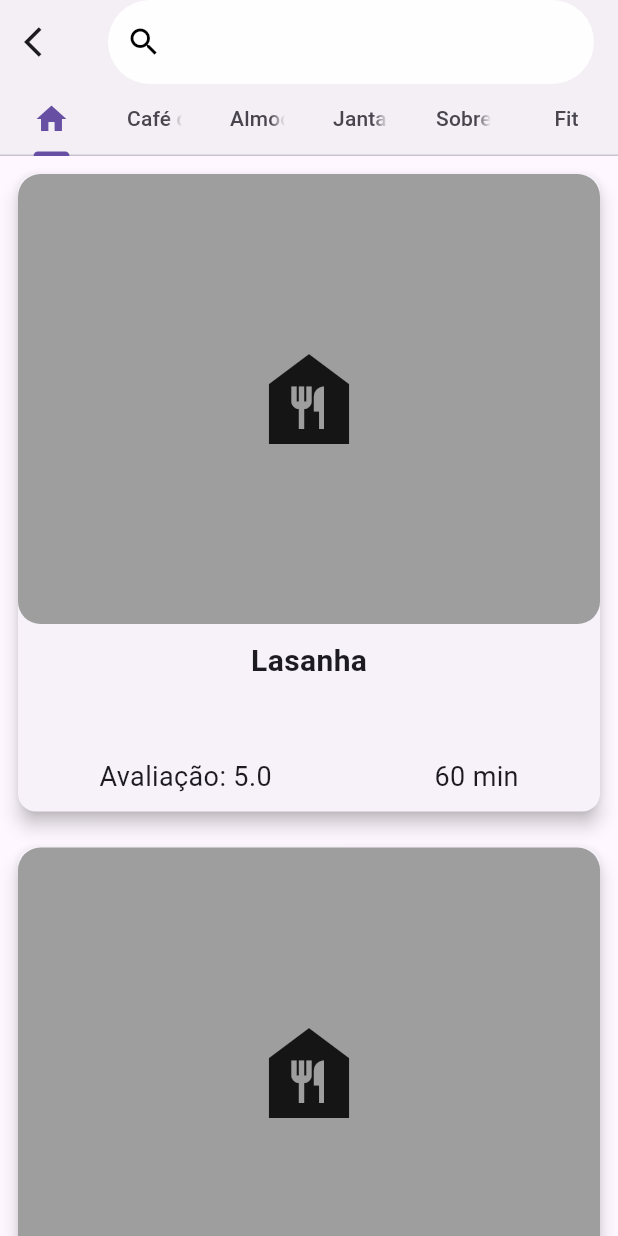
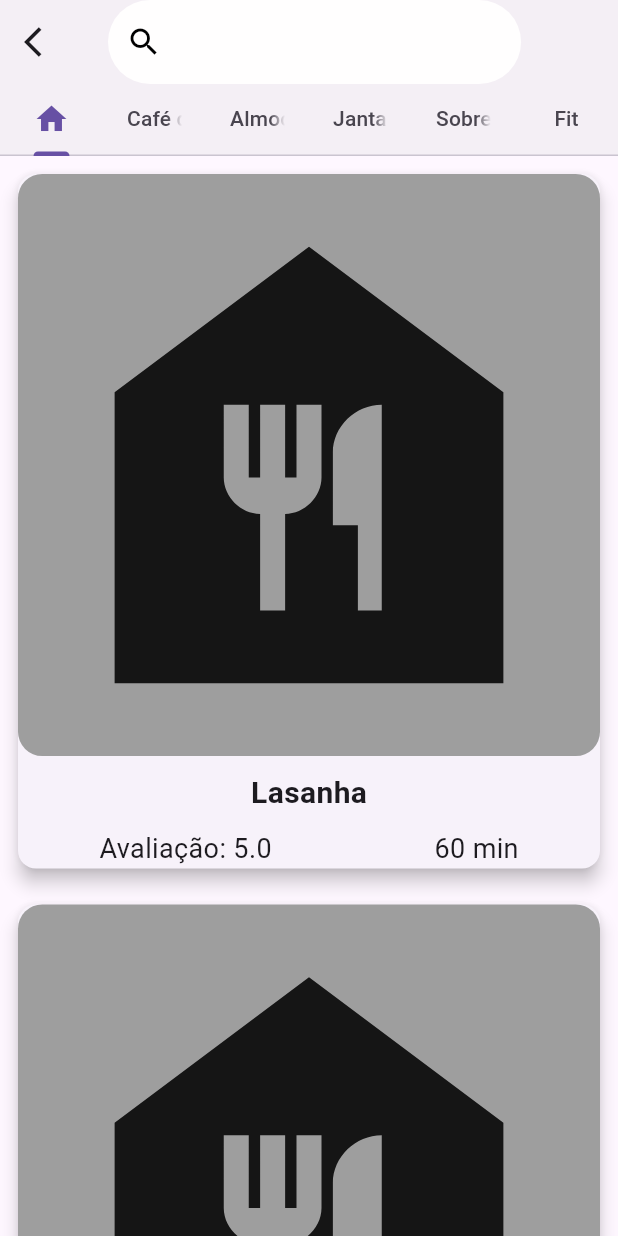
Before and after one commit to robkenha3/Recipe_app, a Flutter app: the screen it shows after launch, on a phone screen of 412 x 824 dp. Run offline on Flutter 3.47's test engine with Material 3 defaults, Android fonts, the phone set to English and light mode, and no system bars.

Commit message:
Adicionado responsividade e criado protótipo da tela de receita

```diff
--- a/lib/main.dart
+++ b/lib/main.dart
@@ -1,5 +1,5 @@
 import 'package:flutter/material.dart';
-import 'view/searchRecipeBar.dart';
+import 'view/search_recipe_bar.dart';
 
 void main() {
   runApp(RecipeApp());
--- a/lib/model/recipe.dart
+++ b/lib/model/recipe.dart
@@ -5,6 +5,46 @@ class Recipe {
   IconData img;
   int preparationTime;
   double avaliation;
+  int quantity;
+  bool favorite;
+  List<String> ingredients;
+  List<String> instruction;
 
-  Recipe({required this.name, required this.img, required this.preparationTime, required this.avaliation});
+  Recipe({
+    required this.name,
+    required this.img,
+    required this.preparationTime,
+    required this.avaliation,
+    required this.quantity,
+    this.favorite = false,
+    required this.ingredients,
+    required this.instruction,
+  });
+
+  // Fábrica de objetos, transforma: Map -> objeto
+  factory Recipe.mapToObject(Map<String, dynamic> recipe) {
+    return Recipe(
+      name: recipe["name"],
+      img: recipe["img"],
+      preparationTime: recipe["preparationTime"],
+      avaliation: recipe["avaliation"],
+      quantity: recipe["quantity"],
+      favorite: recipe["favorite"],
+      ingredients: recipe["ingredients"],
+      instruction: recipe["instruction"],
+    );
+  }
+  // transforma: Objeto -> Map
+  Map<String, dynamic> objectToMap() {
+    return {
+      "name": name,
+      "img": img,
+      "preparationTime": preparationTime,
+      "avaliation": avaliation,
+      "quantity": quantity,
+      "favorite": favorite,
+      "ingredients": ingredients,
+      "instruction": instruction,
+    };
+  }
 }
--- a/lib/view/home.dart
+++ b/lib/view/home.dart
@@ -1,6 +1,6 @@
 import 'package:flutter/material.dart';
 
-import 'recipeCard.dart';
+import 'recipe_card.dart';
 
 class Home extends StatelessWidget {
   const Home({super.key});
--- a/lib/view/recipeCard.dart
+++ /dev/null
@@ -1,136 +0,0 @@
-import 'package:flutter/material.dart';
-
-import '../model/recipe.dart';
-
-class RecipeCard extends StatefulWidget {
-  const RecipeCard({super.key});
-
-  @override
-  State<RecipeCard> createState() => _RecipeCardState();
-}
-
-class _RecipeCardState extends State<RecipeCard> {
-  List<Recipe> recipes = [
-    Recipe(
-      name: 'Lasanha',
-      img: Icons.food_bank,
-      preparationTime: 60,
-      avaliation: 5,
-    ),
-    Recipe(
-      name: 'Strogonoff',
-      img: Icons.food_bank,
-      preparationTime: 40,
-      avaliation: 5,
-    ),
-    Recipe(
-      name: 'Feijoada',
-      img: Icons.food_bank,
-      preparationTime: 120,
-      avaliation: 4,
-    ),
-    Recipe(
-      name: 'Frango Frito',
-      img: Icons.food_bank,
-      preparationTime: 45,
-      avaliation: 5,
-    ),
-    Recipe(
-      name: 'Macarrão a bolonhesa',
-      img: Icons.food_bank,
-      preparationTime: 30,
-      avaliation: 5,
-    ),
-    Recipe(
-      name: 'Galinhada',
-      img: Icons.food_bank,
-      preparationTime: 80,
-      avaliation: 5,
-    ),
-    Recipe(
-      name: 'Bife Acebolado',
-      img: Icons.food_bank,
-      preparationTime: 40,
-      avaliation: 4,
-    ),
-  ];
-
-  List<RecipeInfo> conversorRecipesToRecipeCard() {
-    List<RecipeInfo> newRecipes = recipes.map((el) {
-      return RecipeInfo(recipe: el);
-    }).toList();
-    return newRecipes;
-  }
-
-  @override
-  Widget build(BuildContext context) {
-    return ListView(children: conversorRecipesToRecipeCard());
-  }
-}
-
-class RecipeInfo extends StatelessWidget {
-  Recipe recipe;
-
-  RecipeInfo({super.key, required this.recipe});
-
-  @override
-  Widget build(BuildContext context) {
-    return Padding(
-      padding: const EdgeInsets.all(8.0),
-      child: Card(
-        elevation: 5,
-        child: Column(
-          children: [
-            Row(
-              children: [
-                Expanded(
-                  child: Container(
-                    height: 300,
-                    decoration: BoxDecoration(
-                      color: Colors.grey,
-                      borderRadius: BorderRadius.circular(15.0),
-                    ),
-                    child: Icon(recipe.img, size: 80),
-                  ),
-                ),
-              ],
-            ),
-
-            Row(
-              children: [
-                Expanded(
-                  child: Container(
-                    padding: EdgeInsets.only(top: 10, bottom: 50),
-                    alignment: Alignment.center,
-                    child: Text(
-                      recipe.name,
-                      style: TextStyle(fontSize: 20, fontWeight: FontWeight.bold),
-                    ),
-                  ),
-                ),
-              ],
-            ),
-
-            Container(
-              padding: EdgeInsets.only(bottom: 10),
-              child: Row(
-                mainAxisAlignment: MainAxisAlignment.spaceAround,
-
-                children: [
-                  Text(
-                    "Avaliação: ${recipe.avaliation}",
-                    style: TextStyle(fontSize: 18),
-                  ),
-                  Text(
-                    "${recipe.preparationTime} min",
-                    style: TextStyle(fontSize: 18),
-                  ),
-                ],
-              ),
-            ),
-          ],
-        ),
-      ),
-    );
-  }
-}
--- /dev/null
+++ b/lib/view/recipe_card.dart
@@ -0,0 +1,202 @@
+import 'package:flutter/material.dart';
+import 'package:projeto_receitas/service/recipes_service.dart';
+
+import '../model/recipe.dart';
+
+class RecipeCard extends StatefulWidget {
+  const RecipeCard({super.key});
+
+  @override
+  State<RecipeCard> createState() => _RecipeCardState();
+}
+
+class _RecipeCardState extends State<RecipeCard> {
+  RecipesService recipesService = RecipesService();
+
+  // Future<List<Recipe>> newRecipes = recipesService.readRecipe();
+
+  List<Recipe> recipes = [
+    Recipe(
+      name: 'Lasanha',
+      img: Icons.food_bank,
+      preparationTime: 60,
+      avaliation: 5,
+      quantity: 3,
+      favorite: true,
+      ingredients: ["massa", "presunto", "queijo"],
+      instruction: ["cozinhar massa", "temperar carne"],
+    ),
+    Recipe(
+      name: 'Strogonoff',
+      img: Icons.food_bank,
+      preparationTime: 40,
+      avaliation: 5,
+      quantity: 3,
+      favorite: true,
+      ingredients: ["massa", "presunto", "queijo"],
+      instruction: ["cozinhar massa", "temperar carne"],
+    ),
+    Recipe(
+      name: 'Feijoada',
+      img: Icons.food_bank,
+      preparationTime: 120,
+      avaliation: 4,
+      quantity: 3,
+      favorite: true,
+      ingredients: ["massa", "presunto", "queijo"],
+      instruction: ["cozinhar massa", "temperar carne"],
+    ),
+    Recipe(
+      name: 'Frango Frito',
+      img: Icons.food_bank,
+      preparationTime: 45,
+      avaliation: 5,
+      quantity: 3,
+      favorite: true,
+      ingredients: ["massa", "presunto", "queijo"],
+      instruction: ["cozinhar massa", "temperar carne"],
+    ),
+    Recipe(
+      name: 'Macarrão a bolonhesa',
+      img: Icons.food_bank,
+      preparationTime: 30,
+      avaliation: 5,
+      quantity: 3,
+      favorite: true,
+      ingredients: ["massa", "presunto", "queijo"],
+      instruction: ["cozinhar massa", "temperar carne"],
+    ),
+    Recipe(
+      name: 'Galinhada',
+      img: Icons.food_bank,
+      preparationTime: 80,
+      avaliation: 5,
+      quantity: 3,
+      favorite: true,
+      ingredients: ["massa", "presunto", "queijo"],
+      instruction: ["cozinhar massa", "temperar carne"],
+    ),
+    Recipe(
+      name: 'Bife Acebolado',
+      img: Icons.food_bank,
+      preparationTime: 40,
+      avaliation: 4,
+      quantity: 3,
+      favorite: true,
+      ingredients: ["massa", "presunto", "queijo"],
+      instruction: ["cozinhar massa", "temperar carne"],
+    ),
+  ];
+
+  List<RecipeInfo> conversorRecipesToRecipeCard() {
+    List<RecipeInfo> newRecipes = recipes.map((el) {
+      return RecipeInfo(recipe: el);
+    }).toList();
+    return newRecipes;
+  }
+
+  @override
+  Widget build(BuildContext context) {
+    return LayoutBuilder(
+      builder: (BuildContext context, BoxConstraints constraints) {
+        // context faz busca na widget tree
+        // constraints tem o tamanho da tela (maxWidth, maxHeight, minWidth, minHeight)
+
+        // tablet
+        if (constraints.maxWidth >= 900) {
+          return GridView.count(
+            crossAxisCount: 3,
+            childAspectRatio: 0.8,
+            children: conversorRecipesToRecipeCard(),
+          );
+        } else if (constraints.maxWidth >= 600) {
+          return GridView.count(
+            crossAxisCount: 2,
+            childAspectRatio: 0.8,
+            children: conversorRecipesToRecipeCard(),
+          );
+        } else {
+          return ListView.builder(
+            itemCount: recipes.length,
+            itemBuilder: (context, int position) {
+              int newPosition = position % recipes.length;
+              return RecipeInfo(recipe: recipes[newPosition]);
+            },
+          );
+        }
+      },
+    );
+  }
+}
+
+class RecipeInfo extends StatelessWidget {
+  Recipe recipe;
+
+  RecipeInfo({super.key, required this.recipe});
+
+  @override
+  Widget build(BuildContext context) {
+    return Padding(
+      padding: const EdgeInsets.all(8.0),
+      child: InkWell(
+        onTap: () => {},
+        child: Card(
+          elevation: 5,
+          child: Column(
+            children: [
+              Row(
+                children: [
+                  Expanded(
+                    child: FittedBox(
+                      child: Container(
+                        decoration: BoxDecoration(
+                          color: Colors.grey,
+                          borderRadius: BorderRadius.circular(1.0),
+                        ),
+                        child: Icon(recipe.img),
+                      ),
+                    ),
+                  ),
+                ],
+              ),
+
+              Row(
+                children: [
+                  Expanded(
+                    child: Center(
+                      child: Padding(
+                        padding: EdgeInsets.symmetric(vertical: 10.0),
+                        child: Text(
+                          recipe.name,
+                          style: TextStyle(
+                            fontSize: 20,
+                            fontWeight: FontWeight.bold,
+                          ),
+                        ),
+                      ),
+                    ),
+                  ),
+                ],
+              ),
+
+              Row(
+                mainAxisAlignment: MainAxisAlignment.spaceAround,
+                children: [
+                  Text(
+                    "Avaliação: ${recipe.avaliation}",
+                    style: TextStyle(fontSize: 18),
+                  ),
+                  Text(
+                    "${recipe.preparationTime} min",
+                    style: TextStyle(fontSize: 18),
+                  ),
+                  // SizedBox()
+                ],
+              ),
+            ],
+          ),
+        ),
+      ),
+    );
+  }
+}
--- /dev/null
+++ b/lib/view/recipe_screen.dart
@@ -0,0 +1,155 @@
+import 'package:flutter/material.dart';
+
+import '../model/recipe.dart';
+
+class RecipeScreen extends StatefulWidget {
+  const RecipeScreen({super.key});
+
+  @override
+  State<RecipeScreen> createState() => _RecipeScreenState();
+}
+
+class _RecipeScreenState extends State<RecipeScreen> {
+  List<Recipe> recipes = [
+    Recipe(
+      name: 'Lasanha',
+      img: Icons.food_bank,
+      preparationTime: 60,
+      avaliation: 5,
+      quantity: 3,
+      favorite: true,
+      ingredients: ["massa", "presunto", "queijo"],
+      instruction: ["cozinhar massa", "temperar carne"],
+    ),
+    Recipe(
+      name: 'Strogonoff',
+      img: Icons.food_bank,
+      preparationTime: 40,
+      avaliation: 5,
+      quantity: 3,
+      favorite: true,
+      ingredients: ["massa", "presunto", "queijo"],
+      instruction: ["cozinhar massa", "temperar carne"],
+    ),
+    Recipe(
+      name: 'Feijoada',
+      img: Icons.food_bank,
+      preparationTime: 120,
+      avaliation: 4,
+      quantity: 3,
+      favorite: true,
+      ingredients: ["massa", "presunto", "queijo"],
+      instruction: ["cozinhar massa", "temperar carne"],
+    ),
+    Recipe(
+      name: 'Frango Frito',
+      img: Icons.food_bank,
+      preparationTime: 45,
+      avaliation: 5,
+      quantity: 3,
+      favorite: true,
+      ingredients: ["massa", "presunto", "queijo"],
+      instruction: ["cozinhar massa", "temperar carne"],
+    ),
+    Recipe(
+      name: 'Macarrão a bolonhesa',
+      img: Icons.food_bank,
+      preparationTime: 30,
+      avaliation: 5,
+      quantity: 3,
+      favorite: true,
+      ingredients: ["massa", "presunto", "queijo"],
+      instruction: ["cozinhar massa", "temperar carne"],
+    ),
+    Recipe(
+      name: 'Galinhada',
+      img: Icons.food_bank,
+      preparationTime: 80,
+      avaliation: 5,
+      quantity: 3,
+      favorite: true,
+      ingredients: ["massa", "presunto", "queijo"],
+      instruction: ["cozinhar massa", "temperar carne"],
+    ),
+    Recipe(
+      name: 'Bife Acebolado',
+      img: Icons.food_bank,
+      preparationTime: 40,
+      avaliation: 4,
+      quantity: 3,
+      favorite: true,
+      ingredients: ["massa", "presunto", "queijo"],
+      instruction: ["cozinhar massa", "temperar carne"],
+    ),
+  ];
+
+  @override
+  Widget build(BuildContext context) {
+    return MaterialApp(
+      home: Scaffold(
+        appBar: AppBar(leading: Icon(Icons.arrow_back_ios)),
+        body: Column(
+          children: [
+            Row(
+              mainAxisAlignment: MainAxisAlignment.center,
+              children: [
+                Expanded(
+                  child: Container(
+                    decoration: BoxDecoration(color: Colors.grey[300]),
+                    child: Icon(recipes[0].img, size: 350),
+                  ),
+                ),
+              ],
+            ),
+            Row(
+              mainAxisAlignment: MainAxisAlignment.spaceAround,
+              children: [
+                Text(recipes[0].name),
+                Icon(Icons.favorite_border, color: Colors.red),
+              ],
+            ),
+            Row(
+              mainAxisAlignment: MainAxisAlignment.spaceAround,
+              children: [
+                Column(
+                  children: [
+                    Row(
+                      children: [
+                        Icon(Icons.timer_sharp),
+                        Text(": ${recipes[0].preparationTime} min"),
+                      ],
+                    ),
+                  ],
+                ),
+                Column(
+                  children: [
+                    Row(
+                      children: [
+                        Icon(Icons.person),
+                        Text(": ${recipes[0].quantity} pessoas"),
+                      ],
+                    ),
+                  ],
+                ),
+              ],
+            ),
+            Row(children: [Text("Ingredientes")]),
+            // Lógica da listagem do ingredientes
+            Column(
+              children: [
+                Row(children: [Text(". fijwfei")]),
+              ],
+            ),
+            Row(children: [Text("Modo de Preparo")]),
+            // Lógica da listagem do modo de preparo
+            Column(
+              children: [
+                Row(children: [Text("1. ajdfgk")]),
+              ],
+            ),
+          ],
+        ),
+      ),
+    );
+  }
+}
--- a/lib/view/searchRecipeBar.dart
+++ b/lib/view/search_recipe_bar.dart
@@ -1,4 +1,5 @@
 import 'package:flutter/material.dart';
+import 'package:projeto_receitas/view/recipe_screen.dart';
 
 import 'home.dart';
 
@@ -15,12 +16,14 @@ class _SearchRecipeBarState extends State<SearchRecipeBar> {
   @override
   Widget build(BuildContext context) {
     return DefaultTabController(
-      length: 5,
+      length: 6,
       child: Scaffold(
         appBar: AppBar(
           leading: Icon(Icons.arrow_back_ios),
           backgroundColor: Color.fromARGB(70, 218, 218, 218),
-          title: TextField(
+          title: FractionallySizedBox(
+            widthFactor: 0.85,
+            child: TextField(
               controller: textController,
               onChanged: (value) => {setState(() {})},
               decoration: InputDecoration(
@@ -43,6 +46,7 @@ class _SearchRecipeBarState extends State<SearchRecipeBar> {
                 prefixIcon: Icon(Icons.search, color: Colors.black),
               ),
             ),
+          ),
 
           bottom: const TabBar(
             tabs: [
@@ -58,7 +62,8 @@ class _SearchRecipeBarState extends State<SearchRecipeBar> {
         body: TabBarView(
           children: [
             Home(),
-            Container(color: Colors.green),
+            RecipeScreen(),
+            // Container(color: Colors.green),
             Container(color: Colors.red),
             Container(color: Colors.green),
             Container(color: Colors.red),
--- a/pubspec.yaml
+++ b/pubspec.yaml
@@ -2,7 +2,7 @@ name: projeto_receitas
 description: "A new Flutter project."
 # The following line prevents the package from being accidentally published to
 # pub.dev using `flutter pub publish`. This is preferred for private packages.
-publish_to: 'none' # Remove this line if you wish to publish to pub.dev
+publish_to: "none" # Remove this line if you wish to publish to pub.dev
 
 # The following defines the version and build number for your application.
 # A version number is three numbers separated by dots, like 1.2.43
@@ -51,7 +51,6 @@ dev_dependencies:
 
 # The following section is specific to Flutter packages.
 flutter:
-
   # The following line ensures that the Material Icons font is
   # included with your application, so that you can use the icons in
   # the material Icons class.
@@ -61,7 +60,8 @@ flutter:
   # assets:
   #   - images/a_dot_burr.jpeg
   #   - images/a_dot_ham.jpeg
-
+  assets:
+    - assets/data/
   # An image asset can refer to one or more resolution-specific "variants", see
   # https://flutter.dev/to/resolution-aware-images
 
```
Also changed, not shown: assets/data/recipes.json (added, +48 -0 lines), lib/service/recipes_service.dart (added, +22 -0 lines), 1 other file. Lines whose indentation alone changed are shown as unchanged.
